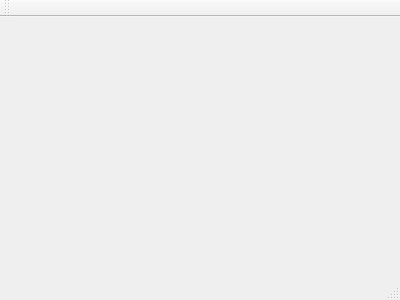
First picture: the form in mainwindow.ui, repository andrew-k-21-12/aioi3, before the edit.
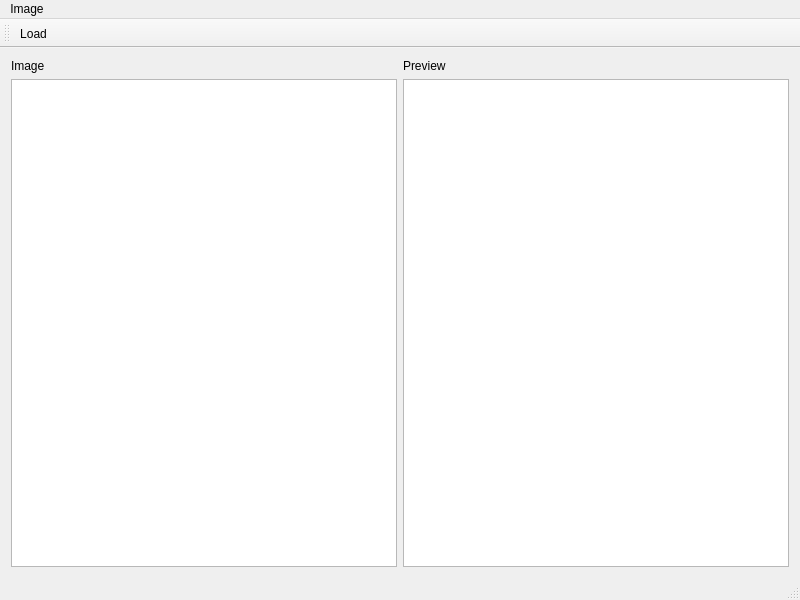
Second picture: the form after the edit. Icons and pictures are not drawn.

Commit message: Added main widgets

Diff of the .ui file:
```diff
--- a/mainwindow.ui
+++ b/mainwindow.ui
@@ -1,24 +1,81 @@
 <ui version="4.0">
  <class>MainWindow</class>
- <widget class="QMainWindow" name="MainWindow" >
-  <property name="geometry" >
+ <widget class="QMainWindow" name="MainWindow">
+  <property name="geometry">
    <rect>
     <x>0</x>
     <y>0</y>
-    <width>400</width>
-    <height>300</height>
+    <width>800</width>
+    <height>600</height>
    </rect>
   </property>
   <property name="windowTitle" >
    <string>MainWindow</string>
   </property>
-  <widget class="QMenuBar" name="menuBar" />
-  <widget class="QToolBar" name="mainToolBar" />
-  <widget class="QWidget" name="centralWidget" />
-  <widget class="QStatusBar" name="statusBar" />
+  <widget class="QWidget" name="centralWidget">
+   <layout class="QGridLayout" name="gridLayout">
+    <item row="2" column="0">
+     <widget class="QGraphicsView" name="graphicsView"/>
+    </item>
+    <item row="2" column="1">
+     <widget class="QGraphicsView" name="graphicsView_2"/>
+    </item>
+    <item row="1" column="1">
+     <widget class="QLabel" name="label_2">
+      <property name="text">
+       <string>Preview</string>
+      </property>
+     </widget>
+    </item>
+    <item row="1" column="0">
+     <widget class="QLabel" name="label">
+      <property name="text">
+       <string>Image</string>
+      </property>
+     </widget>
+    </item>
+   </layout>
+  </widget>
+  <widget class="QMenuBar" name="menuBar">
+   <property name="geometry">
+    <rect>
+     <x>0</x>
+     <y>0</y>
+     <width>800</width>
+     <height>20</height>
+    </rect>
+   </property>
+   <widget class="QMenu" name="menuImage">
+    <property name="title">
+     <string>Image</string>
+    </property>
+    <addaction name="actionLoad"/>
+   </widget>
+   <addaction name="menuImage"/>
+  </widget>
+  <widget class="QToolBar" name="mainToolBar">
+   <attribute name="toolBarArea">
+    <enum>TopToolBarArea</enum>
+   </attribute>
+   <attribute name="toolBarBreak">
+    <bool>false</bool>
+   </attribute>
+   <addaction name="actionLoad"/>
+  </widget>
+  <widget class="QStatusBar" name="statusBar"/>
+  <action name="actionLoad">
+   <property name="icon">
+    <iconset resource="resources.qrc">
+     <normaloff>:/icons/document-open.svg</normaloff>:/icons/document-open.svg</iconset>
+   </property>
+   <property name="text">
+    <string>Load</string>
+   </property>
+  </action>
  </widget>
- <layoutDefault spacing="6" margin="11" />
- <pixmapfunction></pixmapfunction>
- <resources/>
+ <layoutdefault spacing="6" margin="11"/>
+ <resources>
+  <include location="resources.qrc"/>
+ </resources>
  <connections/>
 </ui>
```
Left out of the diff: 3 changed lines with no effect on the pictures. The commit also changes 4 other files.
